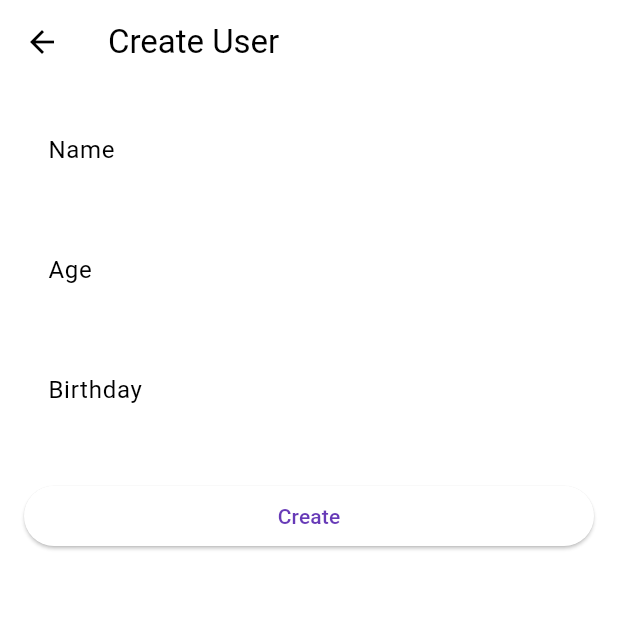
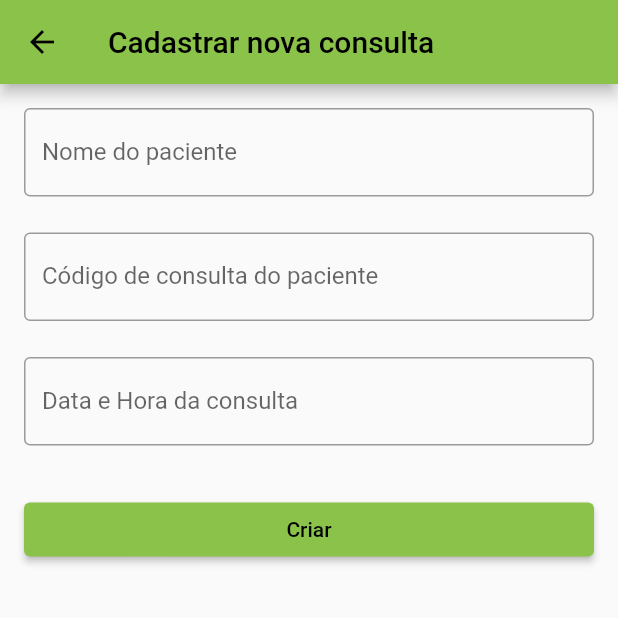
Before and after one commit to Archads/arquimedes_finalDSI, a Flutter app: the screen it shows after launch, after a tap on the "add" icon, on a phone screen of 412 x 824 dp, the top half of it. Run offline on Flutter 3.47's test engine with Material 2 defaults, Android fonts, the phone set to English and light mode, and no system bars; our stand-ins replace cloud_firestore, firebase_core; accounts and stored records are empty; Roboto replaces fonts that are missing (YourFontFamily).

Commit message:
Adicionado registro horas

```diff
--- a/lib/main.dart
+++ b/lib/main.dart
@@ -4,15 +4,9 @@ import 'package:cloud_firestore/cloud_firestore.dart';
 import 'package:firebase_core/firebase_core.dart';
 import 'package:flutter/material.dart';
 import 'model/user.dart';
+import 'package:intl/intl.dart';
 
 // main.dart
-import 'package:arquimedes_final/firebase_options.dart';
-import 'package:arquimedes_final/user_page.dart';
-import 'package:cloud_firestore/cloud_firestore.dart';
-import 'package:firebase_core/firebase_core.dart';
-import 'package:flutter/material.dart';
-import 'model/user.dart';
-
 void main() async {
   WidgetsFlutterBinding.ensureInitialized();
   await Firebase.initializeApp(options: DefaultFirebaseOptions.currentPlatform);
@@ -25,10 +19,10 @@ class MyApp extends StatelessWidget {
   @override
   Widget build(BuildContext context) {
     return MaterialApp(
-      title: 'Flutter Demo',
+      title: 'Consultas Pendentes',
       theme: ThemeData(
-        colorScheme: ColorScheme.fromSwatch(primarySwatch: Colors.deepPurple),
-        useMaterial3: true,
+        primarySwatch: Colors.lightGreen,
+        fontFamily: 'YourFontFamily',
       ),
       home: const MainPage(title: 'Flutter Demo Home Page'),
     );
@@ -50,7 +44,7 @@ class _MainPageState extends State<MainPage> {
   @override
   Widget build(BuildContext context) => Scaffold(
         appBar: AppBar(
-          title: Text('All Users'),
+          title: Text('Consultas Pendentes'),
         ),
         body: StreamBuilder<List<User>>(
           stream: readUsers(),
@@ -69,6 +63,7 @@ class _MainPageState extends State<MainPage> {
           },
         ),
         floatingActionButton: FloatingActionButton(
+          backgroundColor: Colors.green,
           child: Icon(Icons.add),
           onPressed: () {
             Navigator.of(context).push(MaterialPageRoute(
@@ -78,10 +73,13 @@ class _MainPageState extends State<MainPage> {
         ),
       );
 
-  Widget buildUser(User user) => ListTile(
+  Widget buildUser(User user) => Card(
+        elevation: 4,
+        child: ListTile(
           leading: CircleAvatar(child: Text('${user.age}')),
           title: Text(user.name),
-        subtitle: Text(user.birthday.toIso8601String()),
+          subtitle: Text(
+              DateFormat('yyyy-MM-dd HH:mm').format(user.appointmentDateTime)),
           trailing: Row(
             mainAxisSize: MainAxisSize.min,
             children: [
@@ -93,7 +91,7 @@ class _MainPageState extends State<MainPage> {
                       userId: user.id,
                       userName: user.name,
                       userAge: user.age,
-                    userBirthday: user.birthday,
+                      userAppointmentDateTime: user.appointmentDateTime,
                     ),
                   ));
                 },
@@ -105,6 +103,7 @@ class _MainPageState extends State<MainPage> {
                 },
               ),
             ],
+          ),
         ),
       );
 
--- a/lib/model/user.dart
+++ b/lib/model/user.dart
@@ -5,25 +5,27 @@ class User {
   String id;
   final String name;
   final int age;
-  final DateTime birthday;
+  final DateTime appointmentDateTime;
 
   User({
     this.id = '',
     required this.name,
     required this.age,
-    required this.birthday,
+    required this.appointmentDateTime,
   });
 
   Map<String, dynamic> toJson() => {
         'id': id,
         'name': name,
         'age': age,
-        'birthday': birthday,
+        'appointmentDateTime': appointmentDateTime.toUtc(),
       };
+
   static User fromJson(Map<String, dynamic> json) => User(
         id: json['id'],
         name: json['name'],
         age: json['age'],
-        birthday: (json['birthday'] as Timestamp).toDate(),
+        appointmentDateTime:
+            (json['appointmentDateTime'] as Timestamp).toDate(),
       );
 }
--- a/lib/user_page.dart
+++ b/lib/user_page.dart
@@ -6,22 +6,17 @@ import 'main.dart';
 import 'package:intl/intl.dart';
 
 // user_page.dart
-import 'package:flutter/material.dart';
-import 'package:cloud_firestore/cloud_firestore.dart';
-import 'model/user.dart';
-import 'package:intl/intl.dart';
-
 class UserPage extends StatefulWidget {
   final String? userId;
   final String? userName;
   final int? userAge;
-  final DateTime? userBirthday;
+  final DateTime? userAppointmentDateTime;
 
   UserPage({
     this.userId,
     this.userName,
     this.userAge,
-    this.userBirthday,
+    this.userAppointmentDateTime,
   });
 
   @override
@@ -31,7 +26,7 @@ class UserPage extends StatefulWidget {
 class _UserPageState extends State<UserPage> {
   final controllerName = TextEditingController();
   final controllerAge = TextEditingController();
-  final controllerDate = TextEditingController();
+  final controllerDateTime = TextEditingController();
 
   InputDecoration decoration(String label) => InputDecoration(
         labelText: label,
@@ -48,9 +43,9 @@ class _UserPageState extends State<UserPage> {
     if (widget.userAge != null) {
       controllerAge.text = widget.userAge!.toString();
     }
-    if (widget.userBirthday != null) {
-      controllerDate.text =
-          DateFormat('yyyy-MM-dd').format(widget.userBirthday!);
+    if (widget.userAppointmentDateTime != null) {
+      controllerDateTime.text = DateFormat('yyyy-MM-dd HH:mm')
+          .format(widget.userAppointmentDateTime!);
     }
   }
 
@@ -58,49 +53,53 @@ class _UserPageState extends State<UserPage> {
   Widget build(BuildContext context) {
     return Scaffold(
       appBar: AppBar(
-        title: Text(widget.userId != null ? 'Edit User' : 'Create User'),
+        title: Text(widget.userId != null
+            ? 'Editar detalhes da consulta'
+            : 'Cadastrar nova consulta'),
       ),
       body: ListView(
         padding: EdgeInsets.all(16),
         children: <Widget>[
           TextField(
             controller: controllerName,
-            decoration: decoration('Name'),
+            decoration: decoration('Nome do paciente'),
           ),
           const SizedBox(height: 24),
           TextField(
             controller: controllerAge,
-            decoration: decoration('Age'),
+            decoration: decoration('Código de consulta do paciente'),
             keyboardType: TextInputType.number,
           ),
           const SizedBox(height: 24),
           TextField(
-            controller: controllerDate,
-            decoration: decoration('Birthday'),
+            controller: controllerDateTime,
+            decoration: decoration('Data e Hora da consulta'),
             readOnly: true,
             onTap: () {
-              _selectDate(context);
+              _selectDateTime(context);
             },
           ),
           const SizedBox(height: 32),
           ElevatedButton(
-            child: Text(widget.userId != null ? 'Update' : 'Create'),
+            child: Text(widget.userId != null ? 'Atualizar' : 'Criar'),
             onPressed: () {
               if (widget.userId != null) {
                 final updatedUser = User(
                   id: widget.userId!,
                   name: controllerName.text,
                   age: int.tryParse(controllerAge.text) ?? 0,
-                  birthday:
-                      DateTime.tryParse(controllerDate.text) ?? DateTime.now(),
+                  appointmentDateTime:
+                      DateTime.tryParse(controllerDateTime.text) ??
+                          DateTime.now(),
                 );
                 updateUser(updatedUser);
               } else {
                 final newUser = User(
                   name: controllerName.text,
                   age: int.tryParse(controllerAge.text) ?? 0,
-                  birthday:
-                      DateTime.tryParse(controllerDate.text) ?? DateTime.now(),
+                  appointmentDateTime:
+                      DateTime.tryParse(controllerDateTime.text) ??
+                          DateTime.now(),
                 );
                 createUser(newUser);
               }
@@ -127,7 +126,7 @@ class _UserPageState extends State<UserPage> {
     await docUser.set(json);
   }
 
-  Future<void> _selectDate(BuildContext context) async {
+  Future<void> _selectDateTime(BuildContext context) async {
     final DateTime? picked = await showDatePicker(
       context: context,
       initialDate: DateTime.now(),
@@ -146,9 +145,25 @@ class _UserPageState extends State<UserPage> {
     );
 
     if (picked != null) {
-      setState(() {
-        controllerDate.text = DateFormat('yyyy-MM-dd').format(picked);
-      });
+      final TimeOfDay? timePicked = await showTimePicker(
+        context: context,
+        initialTime: TimeOfDay.now(),
+      );
+
+      if (timePicked != null) {
+        final pickedDateTime = DateTime(
+          picked.year,
+          picked.month,
+          picked.day,
+          timePicked.hour,
+          timePicked.minute,
+        );
+
+        setState(() {
+          controllerDateTime.text =
+              DateFormat('yyyy-MM-dd HH:mm').format(pickedDateTime);
+        });
+      }
     }
   }
 }
--- a/pubspec.yaml
+++ b/pubspec.yaml
@@ -61,7 +61,7 @@ flutter:
   uses-material-design: true
 
   # To add assets to your application, add an assets section, like this:
-  # assets:
+
   #   - images/a_dot_burr.jpeg
   #   - images/a_dot_ham.jpeg
 
```
Lines whose indentation alone changed are shown as unchanged.
